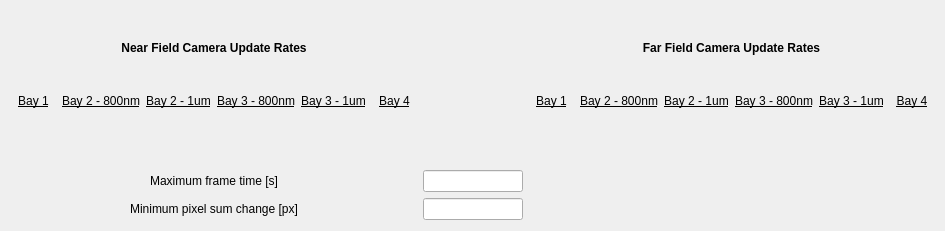
pcdshub/pcdsdevices, file pcdsdevices/ui/btps-camera-summary.ui: the form before one commit.
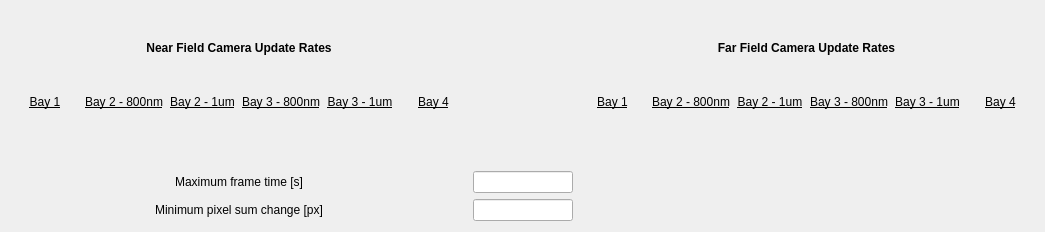
The form after the commit. Custom widgets are drawn as their Qt base class.

Commit message: Update camera summary for LS3/LS4

Patch:
```diff
--- a/pcdsdevices/ui/btps-camera-summary.ui
+++ b/pcdsdevices/ui/btps-camera-summary.ui
@@ -6,10 +6,22 @@
    <rect>
     <x>0</x>
     <y>0</y>
-    <width>945</width>
-    <height>231</height>
+    <width>1045</width>
+    <height>232</height>
    </rect>
   </property>
+  <property name="sizePolicy">
+   <sizepolicy hsizetype="Minimum" vsizetype="Preferred">
+    <horstretch>0</horstretch>
+    <verstretch>0</verstretch>
+   </sizepolicy>
+  </property>
+  <property name="minimumSize">
+   <size>
+    <width>1000</width>
+    <height>0</height>
+   </size>
+  </property>
   <property name="windowTitle">
    <string>Form</string>
   </property>
```
